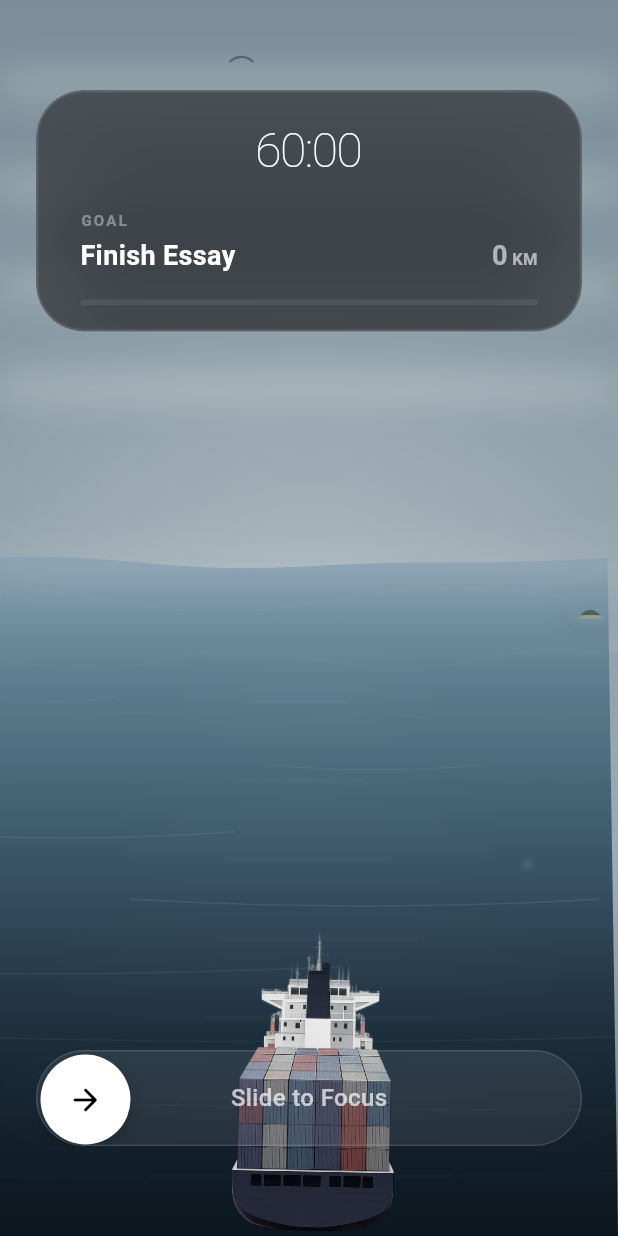
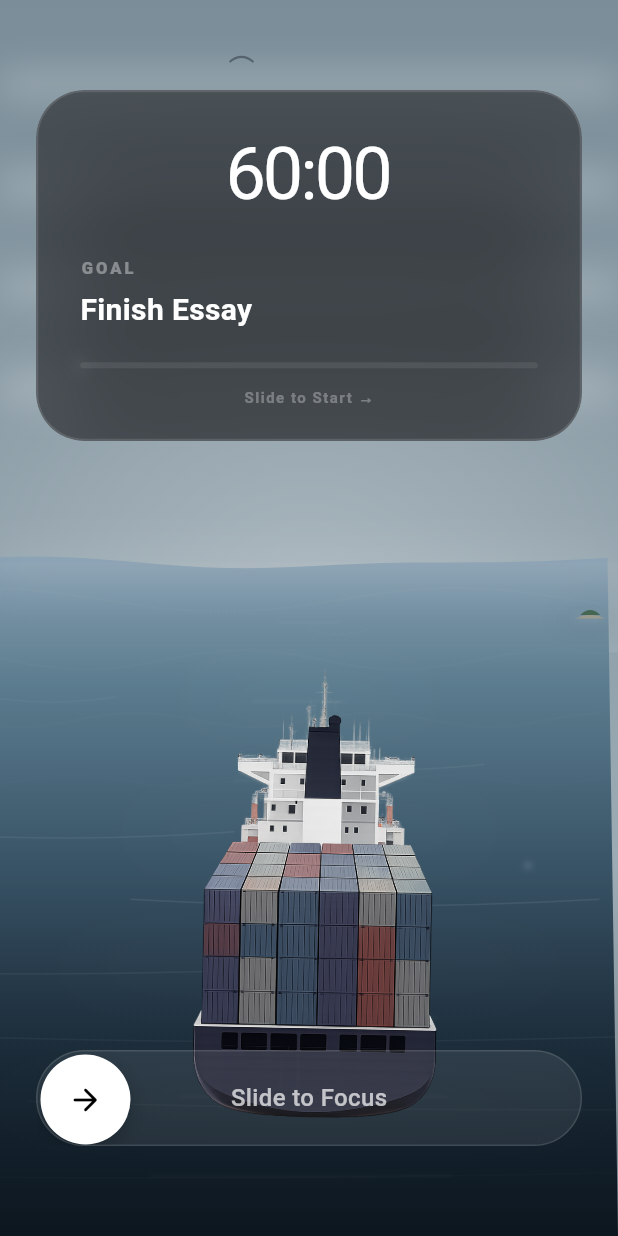
Before and after one commit to abdulsalamdeveloper1999/fantasy-hike-like, a Flutter app: the screen it shows after launch, on a phone screen of 412 x 824 dp. Run offline on Flutter 3.47's test engine with Material 3 defaults, Android fonts, the phone set to English and light mode, and no system bars; our stand-ins replace audioplayers, auto_route, equatable, flutter_bloc, get_it, google_fonts and 1 more; missing offline and left inert: record; generated files the repository leaves out were written again.

Commit message:
feat: implement voyage feature with timer overlay, ship widget, and platform-specific app icons

```diff
--- a/lib/features/voyage/presentation/cubit/voyage_cubit.dart
+++ b/lib/features/voyage/presentation/cubit/voyage_cubit.dart
@@ -8,11 +8,36 @@
   VoyageCubit() : super(VoyageState.initial());
 
   void startVoyage() {
-    if (state.status == VoyageStatus.running) return;
+    if (state.status == VoyageStatus.running || state.status == VoyageStatus.countingDown) return;
 
+    if (state.status == VoyageStatus.initial || state.status == VoyageStatus.paused) {
+      if (state.status == VoyageStatus.initial) {
+        // Start countdown only for fresh start
+        emit(state.copyWith(status: VoyageStatus.countingDown, countdownValue: 3));
+
+        _timer?.cancel();
+        _timer = Timer.periodic(const Duration(seconds: 1), (timer) {
+          if (state.countdownValue > 1) {
+            emit(state.copyWith(countdownValue: state.countdownValue - 1));
+          } else {
+            timer.cancel();
+            _startActualVoyage();
+          }
+        });
+      } else {
+        // Resume directly if paused
+        _startActualVoyage();
+      }
+    }
+  }
+
+  void _startActualVoyage() {
     emit(state.copyWith(
       status: VoyageStatus.running,
-      voyage: state.voyage.copyWith(startTime: DateTime.now()),
+      countdownValue: 0,
+      voyage: state.voyage.startTime == null
+          ? state.voyage.copyWith(startTime: DateTime.now())
+          : state.voyage,
     ));
 
     _timer?.cancel();
@@ -23,7 +48,6 @@
       } else {
         final newRemaining = state.remainingDuration - const Duration(seconds: 1);
         final elapsedSeconds = (state.voyage.totalDurationMinutes * 60) - newRemaining.inSeconds;
-        // 1 minute = 1 km -> 1 second = 1/60 km
         final newDistance = elapsedSeconds / 60.0;
 
         emit(state.copyWith(
@@ -40,7 +64,7 @@
   }
 
   void resumeVoyage() {
-    startVoyage();
+    _startActualVoyage();
   }
 
   void resetVoyage() {
--- a/lib/features/voyage/presentation/cubit/voyage_state.dart
+++ b/lib/features/voyage/presentation/cubit/voyage_state.dart
@@ -1,19 +1,21 @@
 import 'package:equatable/equatable.dart';
 import 'package:step_journey/features/voyage/domain/voyage_model.dart';
 
-enum VoyageStatus { initial, running, paused, completed }
+enum VoyageStatus { initial, countingDown, running, paused, completed }
 
 class VoyageState extends Equatable {
   final VoyageStatus status;
   final VoyageModel voyage;
   final Duration remainingDuration;
   final double elapsedDistanceKm;
+  final int countdownValue;
 
   const VoyageState({
     required this.status,
     required this.voyage,
     required this.remainingDuration,
     required this.elapsedDistanceKm,
+    this.countdownValue = 0,
   });
 
   factory VoyageState.initial() {
@@ -27,23 +29,32 @@
       ),
       remainingDuration: const Duration(minutes: 60),
       elapsedDistanceKm: 0.0,
+      countdownValue: 3,
     );
   }
 
   @override
-  List<Object?> get props => [status, voyage, remainingDuration, elapsedDistanceKm];
+  List<Object?> get props => [
+    status,
+    voyage,
+    remainingDuration,
+    elapsedDistanceKm,
+    countdownValue,
+  ];
 
   VoyageState copyWith({
     VoyageStatus? status,
     VoyageModel? voyage,
     Duration? remainingDuration,
     double? elapsedDistanceKm,
+    int? countdownValue,
   }) {
     return VoyageState(
       status: status ?? this.status,
       voyage: voyage ?? this.voyage,
       remainingDuration: remainingDuration ?? this.remainingDuration,
       elapsedDistanceKm: elapsedDistanceKm ?? this.elapsedDistanceKm,
+      countdownValue: countdownValue ?? this.countdownValue,
     );
   }
 
--- a/lib/features/voyage/presentation/pages/voyage_page.dart
+++ b/lib/features/voyage/presentation/pages/voyage_page.dart
@@ -84,26 +84,67 @@
                 isRunning: isStarted,
               ),
 
-              // 2. The Ship (Now Interacted & Perspective Driven)
+
+              // 4. The Ship (Perspective Driven)
               ShipWidget(
                 isRunning: isStarted,
                 progress: state.progress,
                 onTap: () => _showStopConfirmation(context),
               ),
 
-              // 3. UI Overlays (Timer, Goal)
+              // 5. UI Overlays (Timer, Goal)
               const TimerOverlay(),
 
-              // 4. Slide Button (Bottom)
+              // 6. Slide Button (Bottom) - RESTORED
+              if (state.status == VoyageStatus.initial)
                 Positioned(
                   left: 24,
                   right: 24,
                   bottom: 60,
                   child: SlideToFocusButton(
-                  isStarted: isStarted,
+                    isStarted: false,
                     onSlideComplete: () {
                       context.read<VoyageCubit>().startVoyage();
                     },
+                  ),
+                ),
+
+              // 7. Countdown Timer (TOP LAYER)
+              if (state.status == VoyageStatus.countingDown)
+                Positioned(
+                  top:
+                      350, // Slightly lower to not overlap too much with the top card
+                  left: 0,
+                  right: 0,
+                  child: AnimatedSwitcher(
+                    duration: const Duration(milliseconds: 300),
+                    transitionBuilder:
+                        (Widget child, Animation<double> animation) {
+                          return ScaleTransition(
+                            scale: animation,
+                            child: FadeTransition(
+                              opacity: animation,
+                              child: child,
+                            ),
+                          );
+                        },
+                    child: Text(
+                      '${state.countdownValue}',
+                      key: ValueKey('countdown_${state.countdownValue}'),
+                      style: const TextStyle(
+                        color: Colors.white,
+                        fontSize: 60, // Decreased as requested
+                        fontWeight: FontWeight.w100,
+                        letterSpacing: -4,
+                        shadows: [
+                          Shadow(
+                            color: Colors.black45,
+                            blurRadius: 30,
+                            offset: Offset(0, 10),
+                          ),
+                        ],
+                      ),
+                    ),
                   ),
                 ),
             ],
--- a/lib/features/voyage/presentation/widgets/ship_widget.dart
+++ b/lib/features/voyage/presentation/widgets/ship_widget.dart
@@ -17,7 +17,8 @@
   State<ShipWidget> createState() => _ShipWidgetState();
 }
 
-class _ShipWidgetState extends State<ShipWidget> with SingleTickerProviderStateMixin {
+class _ShipWidgetState extends State<ShipWidget>
+    with SingleTickerProviderStateMixin {
   late AnimationController _controller;
 
   @override
@@ -50,10 +51,10 @@
       builder: (context, child) {
         // Perspective Math: Touch the horizon line exactly at 100% progress
         final scale = 1.0 - (widget.progress * 0.75);
-        final yPerspectiveOffset = -360.0 * widget.progress;
+        final yPerspectiveOffset = -320.0 * widget.progress;
 
         // Bobbing gets more subtle in the distance
-        final bobbingOffset = (_controller.value * 8.0) * scale;
+        final bobbingOffset = (_controller.value * 12.0) * scale;
         final rotation = (math.sin(_controller.value * math.pi) * 0.02) * scale;
 
         return Stack(
@@ -61,7 +62,7 @@
             // ── The perspective Ship (Sailing to the Horizon) ──
             Center(
               child: Transform.translate(
-                offset: Offset(0, 320 + yPerspectiveOffset + bobbingOffset),
+                offset: Offset(0, 200 + yPerspectiveOffset + bobbingOffset),
                 child: Transform.scale(
                   scale: scale,
                   child: GestureDetector(
@@ -74,8 +75,8 @@
                     child: Transform.rotate(
                       angle: rotation,
                       child: SizedBox(
-                        width: 320,
-                        height: 320,
+                        width: 480,
+                        height: 480,
                         child: Image.asset(
                           'assets/voyage/ship.png',
                           fit: BoxFit.contain,
--- a/lib/features/voyage/presentation/widgets/timer_overlay.dart
+++ b/lib/features/voyage/presentation/widgets/timer_overlay.dart
@@ -4,8 +4,16 @@
 import 'package:step_journey/features/voyage/presentation/cubit/voyage_cubit.dart';
 import 'package:step_journey/features/voyage/presentation/cubit/voyage_state.dart';
 
-class TimerOverlay extends StatelessWidget {
+class TimerOverlay extends StatefulWidget {
   const TimerOverlay({super.key});
+
+  @override
+  State<TimerOverlay> createState() => _TimerOverlayState();
+}
+
+class _TimerOverlayState extends State<TimerOverlay> {
+  double _dragOffset = 0.0;
+  final double _swipeThreshold = 150.0;
 
   @override
   Widget build(BuildContext context) {
@@ -14,13 +22,34 @@
         final remaining = state.remainingDuration;
         final minutes = remaining.inMinutes.toString().padLeft(2, '0');
         final seconds = (remaining.inSeconds % 60).toString().padLeft(2, '0');
+        final isRunning = state.status == VoyageStatus.running;
 
         return Padding(
           padding: const EdgeInsets.symmetric(horizontal: 24.0, vertical: 60.0),
           child: Column(
             children: [
-              // Premium Focus Card (Glassmorphism Look)
-              ClipRRect(
+              GestureDetector(
+                onHorizontalDragUpdate: (details) {
+                  if (isRunning) return;
+                  setState(() {
+                    _dragOffset += details.delta.dx;
+                    if (_dragOffset < 0) _dragOffset = 0;
+                    if (_dragOffset > _swipeThreshold)
+                      _dragOffset = _swipeThreshold;
+                  });
+                },
+                onHorizontalDragEnd: (details) {
+                  if (isRunning) return;
+                  if (_dragOffset >= _swipeThreshold) {
+                    context.read<VoyageCubit>().startVoyage();
+                  }
+                  setState(() {
+                    _dragOffset = 0;
+                  });
+                },
+                child: Transform.translate(
+                  offset: Offset(_dragOffset, 0),
+                  child: ClipRRect(
                     borderRadius: BorderRadius.circular(32),
                     child: BackdropFilter(
                       filter: ImageFilter.blur(sigmaX: 12, sigmaY: 12),
@@ -29,14 +58,17 @@
                         padding: const EdgeInsets.only(
                           left: 28,
                           right: 28,
-                      top: 16,
-                      bottom: 16,
+                          top: 20,
+                          bottom: 20,
                         ),
                         decoration: BoxDecoration(
                           color: const Color(0xFF2E3135).withValues(alpha: 0.7),
                           borderRadius: BorderRadius.circular(32),
                           border: Border.all(
-                        color: Colors.white.withValues(alpha: 0.12),
+                            color: Colors.white.withValues(
+                              alpha:
+                                  (_dragOffset / _swipeThreshold * 0.3) + 0.12,
+                            ),
                             width: 1.5,
                           ),
                           boxShadow: [
@@ -51,17 +83,17 @@
                         child: Column(
                           mainAxisSize: MainAxisSize.min,
                           children: [
-                        // 1. Centered Clock at Top (User size 32)
+                            // 1. Centered Clock at Top
                             Text(
                               '$minutes:$seconds',
-                          style: const TextStyle(
+                              style: TextStyle(
                                 color: Colors.white,
-                            fontSize: 32,
-                            fontWeight: FontWeight.w200,
-                            letterSpacing: -1,
+                                fontSize: 48, // Increased size for premium look
+                                fontWeight: FontWeight.w400,
+                                letterSpacing: -2,
                               ),
                             ),
-                        const SizedBox(height: 16),
+                            const SizedBox(height: 20),
 
                             // 2. Goal Metadata Section
                             Column(
@@ -71,14 +103,15 @@
                                   'GOAL',
                                   style: TextStyle(
                                     color: Colors.white38,
-                                fontSize: 10,
-                                letterSpacing: 1.5,
-                                fontWeight: FontWeight.w700,
+                                    fontSize: 11,
+                                    letterSpacing: 2,
+                                    fontWeight: FontWeight.w800,
                                   ),
                                 ),
-                            const SizedBox(height: 4),
+                                const SizedBox(height: 6),
                                 Row(
-                              mainAxisAlignment: MainAxisAlignment.spaceBetween,
+                                  mainAxisAlignment:
+                                      MainAxisAlignment.spaceBetween,
                                   crossAxisAlignment: CrossAxisAlignment.end,
                                   children: [
                                     Expanded(
@@ -86,54 +119,96 @@
                                         state.voyage.goalTitle,
                                         style: const TextStyle(
                                           color: Colors.white,
-                                      fontSize: 18,
-                                      fontWeight: FontWeight.w700,
+                                          fontSize: 20,
+                                          fontWeight: FontWeight.bold,
                                         ),
                                         maxLines: 1,
                                         overflow: TextOverflow.ellipsis,
                                       ),
                                     ),
                                     // Distance Indicator
-                                Row(
-                                  crossAxisAlignment: CrossAxisAlignment.baseline,
+                                    Opacity(
+                                      opacity: state.status != VoyageStatus.initial ? 1.0 : 0.0,
+                                      child: Row(
+                                        crossAxisAlignment:
+                                            CrossAxisAlignment.baseline,
                                         textBaseline: TextBaseline.alphabetic,
                                         children: [
                                           Text(
                                             '${state.elapsedDistanceKm.toStringAsFixed(0)}',
                                             style: const TextStyle(
-                                        color: Colors.white60,
-                                        fontSize: 18,
+                                              color: Colors.white70,
+                                              fontSize: 20,
+                                              fontWeight: FontWeight.bold,
+                                            ),
+                                          ),
+                                          const SizedBox(width: 4),
+                                          const Text(
+                                            'KM',
+                                            style: TextStyle(
+                                              color: Colors.white38,
+                                              fontSize: 12,
                                               fontWeight: FontWeight.w700,
                                             ),
                                           ),
-                                    const SizedBox(width: 3),
-                                    const Text(
-                                      'KM',
-                                      style: TextStyle(
-                                        color: Colors.white60,
-                                        fontSize: 11,
-                                        fontWeight: FontWeight.w600,
+                                        ],
                                       ),
                                     ),
                                   ],
                                 ),
                               ],
                             ),
-                          ],
-                        ),
-                        const SizedBox(height: 16),
+                            const SizedBox(height: 20),
 
                             // 3. Bottom Progress Bar
-                        ClipRRect(
+                            Stack(
+                              children: [
+                                Container(
+                                  height: 4,
+                                  width: double.infinity,
+                                  decoration: BoxDecoration(
+                                    color: Colors.white.withOpacity(0.08),
                                     borderRadius: BorderRadius.circular(2),
-                          child: LinearProgressIndicator(
-                            value: state.progress,
-                            backgroundColor: Colors.white.withOpacity(0.08),
-                            color: Colors.white70,
-                            minHeight: 4,
+                                  ),
+                                ),
+                                AnimatedContainer(
+                                  duration: const Duration(milliseconds: 300),
+                                  height: 4,
+                                  width:
+                                      (MediaQuery.of(context).size.width -
+                                          104) *
+                                      state.progress,
+                                  decoration: BoxDecoration(
+                                    color: Colors.white,
+                                    borderRadius: BorderRadius.circular(2),
+                                    boxShadow: [
+                                      BoxShadow(
+                                        color: Colors.white.withOpacity(0.4),
+                                        blurRadius: 8,
+                                        spreadRadius: 1,
+                                      ),
+                                    ],
                                   ),
                                 ),
                               ],
+                            ),
+
+                            if (!isRunning && _dragOffset < 20)
+                              Padding(
+                                padding: EdgeInsets.only(top: 12.0),
+                                child: Text(
+                                  'Slide to Start →',
+                                  style: TextStyle(
+                                    color: Colors.white.withOpacity(0.3),
+                                    fontSize: 10,
+                                    fontWeight: FontWeight.bold,
+                                    letterSpacing: 1,
+                                  ),
+                                ),
+                              ),
+                          ],
+                        ),
+                      ),
                     ),
                   ),
                 ),
--- a/lib/features/voyage/presentation/widgets/voyage_landscape_painter.dart
+++ b/lib/features/voyage/presentation/widgets/voyage_landscape_painter.dart
@@ -21,7 +21,7 @@
 
     // ── 0. SHIP ANCHORING (Synchronized with ShipWidget) ──────────
     final shipScale = 1.0 - (progress * 0.75);
-    final currentShipY = size.height / 2 + 320 - (360 * progress);
+    final currentShipY = size.height / 2 + 200 - (320 * progress);
 
     // ── 1. ANIMATED ROLLING HORIZON (Moodier Backdrop) ─────────────────────────
     final waterPath = Path();
```
Also changed, not shown: pubspec.yaml (+8 -0 lines), assets/voyage/ship-logo.png (added), pubspec.lock, 28 other files. Lines whose indentation alone changed are shown as unchanged.
